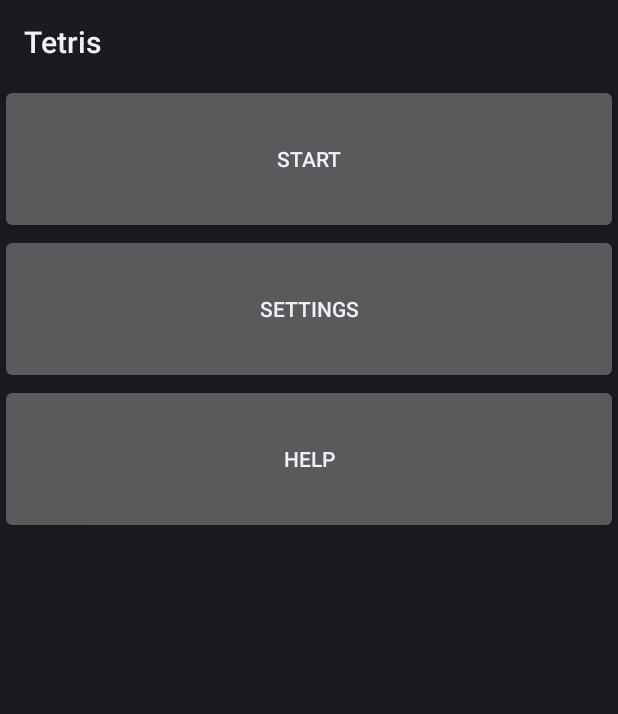
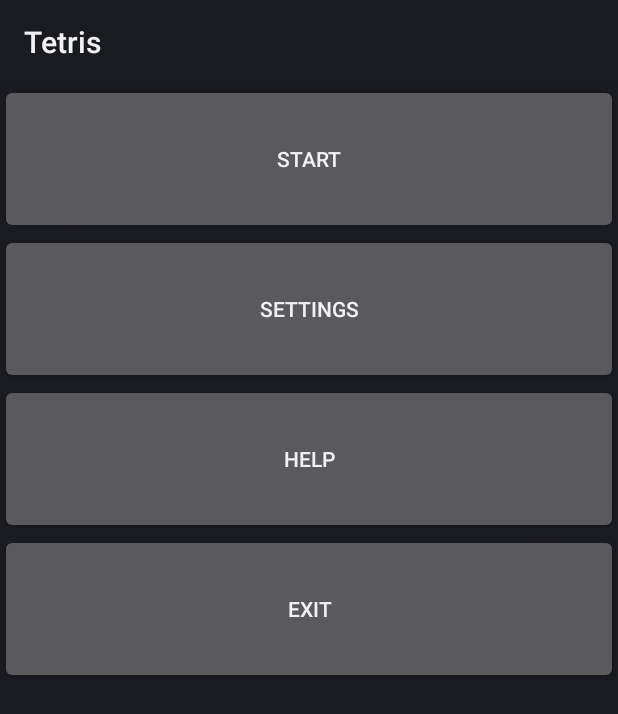
Before and after one commit to vebovs/tetris-mobile, an Android app: the screen it shows after launch (MainActivity), on a phone screen of 412 x 824 dp. Shown: the top 714 px of the screen. Run offline under Robolectric (Android 15) with nearby library versions, the phone set to English and light mode, and no system bars.

Commit message:
added an exit button to the app

```diff
--- a/app/src/main/java/com/vebovs/tetris/MainActivity.java
+++ b/app/src/main/java/com/vebovs/tetris/MainActivity.java
@@ -52,4 +52,8 @@ public class MainActivity extends Activity {
     public void startHelp(View view){
         startActivity(new Intent(this, HelpActivity.class));
     }
+
+    public void Quit(View view){
+        this.finishAndRemoveTask();
+    }
 }
--- a/app/src/main/res/layout/activity_main.xml
+++ b/app/src/main/res/layout/activity_main.xml
@@ -45,4 +45,17 @@
         app:layout_constraintStart_toStartOf="parent"
         app:layout_constraintTop_toBottomOf="@+id/btnSettings"
         app:layout_constraintVertical_bias="0.0" />
+
+    <Button
+        android:id="@+id/btnQuit"
+        android:layout_width="match_parent"
+        android:layout_height="100dp"
+        android:onClick="Quit"
+        android:text="@string/exit"
+        app:layout_constraintBottom_toBottomOf="parent"
+        app:layout_constraintEnd_toEndOf="parent"
+        app:layout_constraintHorizontal_bias="0.0"
+        app:layout_constraintStart_toStartOf="parent"
+        app:layout_constraintTop_toBottomOf="@+id/btnHelp"
+        app:layout_constraintVertical_bias="0.0" />
 </androidx.constraintlayout.widget.ConstraintLayout>
```
